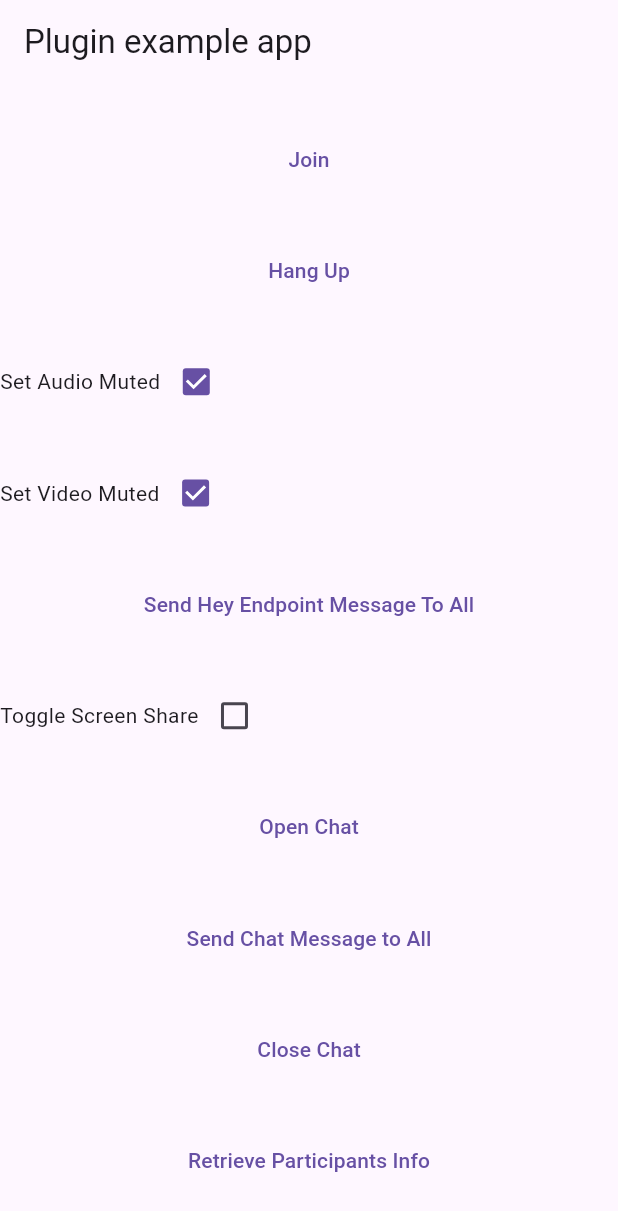
After one commit to girishmobile/jitsiMeet, a Flutter app: the screen it shows after launch, after a tap on "Join", on a phone screen of 412 x 824 dp. The commit adds this screen. Shown: the top 1211 px of the screen. Run offline on Flutter 3.47's test engine with Material 3 defaults, Android fonts, the phone set to English and light mode, and no system bars; our stand-ins replace permission_handler; missing offline and left inert: jitsi_meet_flutter_sdk.

```diff
--- /dev/null
+++ b/jistimeet/lib/joinScreen.dart
@@ -0,0 +1,254 @@
+import 'package:flutter/material.dart';
+
+import 'package:jitsi_meet_flutter_sdk/jitsi_meet_flutter_sdk.dart';
+
+
+class Joinscreen extends StatefulWidget {
+  const Joinscreen({super.key});
+
+  @override
+  State<Joinscreen> createState() => _MyAppState();
+}
+
+class _MyAppState extends State<Joinscreen> {
+  bool audioMuted = true;
+  bool videoMuted = true;
+  bool screenShareOn = false;
+  List<String> participants = [];
+  final _jitsiMeetPlugin = JitsiMeet();
+
+  join() async {
+    var options = JitsiMeetConferenceOptions(
+      room: "jitsiIsRedefineSolutions",
+      configOverrides: {
+        "startWithAudioMuted": true,
+        "startWithVideoMuted": true,
+
+        "disableModeratorIndicator": false,
+        "subject": "dsdsdsd",
+      },
+      featureFlags: {
+        FeatureFlags.addPeopleEnabled: true,
+        FeatureFlags.welcomePageEnabled: false,
+        FeatureFlags.preJoinPageEnabled: true,
+        FeatureFlags.unsafeRoomWarningEnabled: true,
+        FeatureFlags.resolution: FeatureFlagVideoResolutions.resolution720p,
+        FeatureFlags.audioFocusDisabled: true,
+        FeatureFlags.audioMuteButtonEnabled: true,
+        FeatureFlags.audioOnlyButtonEnabled: true,
+        FeatureFlags.calenderEnabled: true,
+        FeatureFlags.callIntegrationEnabled: true,
+        FeatureFlags.carModeEnabled: true,
+        FeatureFlags.closeCaptionsEnabled: true,
+        FeatureFlags.conferenceTimerEnabled: true,
+        FeatureFlags.chatEnabled: true,
+        FeatureFlags.filmstripEnabled: true,
+        FeatureFlags.fullScreenEnabled: true,
+        FeatureFlags.helpButtonEnabled: true,
+        FeatureFlags.inviteEnabled: true,
+        FeatureFlags.androidScreenSharingEnabled: true,
+        FeatureFlags.speakerStatsEnabled: true,
+        FeatureFlags.kickOutEnabled: true,
+        FeatureFlags.liveStreamingEnabled: true,
+        FeatureFlags.lobbyModeEnabled: true,
+        FeatureFlags.meetingNameEnabled: true,
+        FeatureFlags.meetingPasswordEnabled: true,
+        FeatureFlags.notificationEnabled: true,
+        FeatureFlags.overflowMenuEnabled: true,
+        FeatureFlags.pipEnabled: true,
+        FeatureFlags.pipWhileScreenSharingEnabled: true,
+        FeatureFlags.preJoinPageHideDisplayName: true,
+        FeatureFlags.raiseHandEnabled: true,
+        FeatureFlags.reactionsEnabled: true,
+        FeatureFlags.recordingEnabled: true,
+        FeatureFlags.replaceParticipant: true,
+        FeatureFlags.securityOptionEnabled: false,
+        FeatureFlags.serverUrlChangeEnabled: true,
+        FeatureFlags.settingsEnabled: true,
+        FeatureFlags.tileViewEnabled: true,
+        FeatureFlags.videoMuteEnabled: true,
+        FeatureFlags.videoShareEnabled: true,
+        FeatureFlags.toolboxEnabled: true,
+        FeatureFlags.iosRecordingEnabled: true,
+        FeatureFlags.iosScreenSharingEnabled: true,
+        FeatureFlags.toolboxAlwaysVisible: true,
+
+      },
+      userInfo: JitsiMeetUserInfo(
+          displayName: "Gabi",
+          email: "gabi.borlea.1@gmail.com",
+          avatar:
+          "https://avatars.githubusercontent.com/u/57035818?s=400&u=02572f10fe61bca6fc20426548f3920d53f79693&v=4"),
+    );
+
+    var listener = JitsiMeetEventListener(
+      conferenceJoined: (url) {
+        debugPrint("conferenceJoined: url: $url");
+      },
+      conferenceTerminated: (url, error) {
+        debugPrint("conferenceTerminated: url: $url, error: $error");
+      },
+      conferenceWillJoin: (url) {
+        debugPrint("conferenceWillJoin: url: $url");
+      },
+      participantJoined: (email, name, role, participantId) {
+        debugPrint(
+          "participantJoined: email: $email, name: $name, role: $role, "
+              "participantId: $participantId",
+        );
+        participants.add(participantId!);
+      },
+      participantLeft: (participantId) {
+        debugPrint("participantLeft: participantId: $participantId");
+      },
+      audioMutedChanged: (muted) {
+        debugPrint("audioMutedChanged: isMuted: $muted");
+      },
+      videoMutedChanged: (muted) {
+        debugPrint("videoMutedChanged: isMuted: $muted");
+      },
+      endpointTextMessageReceived: (senderId, message) {
+        debugPrint(
+            "endpointTextMessageReceived: senderId: $senderId, message: $message");
+      },
+      screenShareToggled: (participantId, sharing) {
+        debugPrint(
+          "screenShareToggled: participantId: $participantId, "
+              "isSharing: $sharing",
+        );
+      },
+      chatMessageReceived: (senderId, message, isPrivate, timestamp) {
+        debugPrint(
+          "chatMessageReceived: senderId: $senderId, message: $message, "
+              "isPrivate: $isPrivate, timestamp: $timestamp",
+        );
+      },
+      chatToggled: (isOpen) => debugPrint("chatToggled: isOpen: $isOpen"),
+      participantsInfoRetrieved: (participantsInfo) {
+        debugPrint(
+            "participantsInfoRetrieved: participantsInfo: $participantsInfo, ");
+      },
+      readyToClose: () {
+        debugPrint("readyToClose");
+      },
+    );
+    await _jitsiMeetPlugin.join(options, listener);
+  }
+
+  hangUp() async {
+    await _jitsiMeetPlugin.hangUp();
+  }
+
+  setAudioMuted(bool? muted) async {
+    var a = await _jitsiMeetPlugin.setAudioMuted(muted!);
+    debugPrint("$a");
+    setState(() {
+      audioMuted = muted;
+    });
+  }
+
+  setVideoMuted(bool? muted) async {
+    var a = await _jitsiMeetPlugin.setVideoMuted(muted!);
+    debugPrint("$a");
+    setState(() {
+      videoMuted = muted;
+    });
+  }
+
+  sendEndpointTextMessage() async {
+    var a = await _jitsiMeetPlugin.sendEndpointTextMessage(message: "HEY");
+    debugPrint("$a");
+
+    for (var p in participants) {
+      var b =
+      await _jitsiMeetPlugin.sendEndpointTextMessage(to: p, message: "HEY");
+      debugPrint("$b");
+    }
+  }
+
+  toggleScreenShare(bool? enabled) async {
+    await _jitsiMeetPlugin.toggleScreenShare(enabled!);
+
+    setState(() {
+      screenShareOn = enabled;
+    });
+  }
+
+  openChat() async {
+    await _jitsiMeetPlugin.openChat();
+  }
+
+  sendChatMessage() async {
+    var a = await _jitsiMeetPlugin.sendChatMessage(message: "HEY1");
+    debugPrint("$a");
+
+    for (var p in participants) {
+      a = await _jitsiMeetPlugin.sendChatMessage(to: p, message: "HEY2");
+      debugPrint("$a");
+    }
+  }
+
+  closeChat() async {
+    await _jitsiMeetPlugin.closeChat();
+  }
+
+  retrieveParticipantsInfo() async {
+    var a = await _jitsiMeetPlugin.retrieveParticipantsInfo();
+    debugPrint("$a");
+  }
+
+  @override
+  Widget build(BuildContext context) {
+    return MaterialApp(
+      home: Scaffold(
+          appBar: AppBar(
+            title: const Text('Plugin example app'),
+          ),
+          body: Center(
+            child: Column(
+                mainAxisAlignment: MainAxisAlignment.spaceEvenly,
+                children: <Widget>[
+                  TextButton(
+                    onPressed: join,
+                    child: const Text("Join"),
+                  ),
+                  TextButton(onPressed: hangUp, child: const Text("Hang Up")),
+                  Row(children: [
+                    const Text("Set Audio Muted"),
+                    Checkbox(
+                      value: audioMuted,
+                      onChanged: setAudioMuted,
+                    ),
+                  ]),
+                  Row(children: [
+                    const Text("Set Video Muted"),
+                    Checkbox(
+                      value: videoMuted,
+                      onChanged: setVideoMuted,
+                    ),
+                  ]),
+                  TextButton(
+                      onPressed: sendEndpointTextMessage,
+                      child: const Text("Send Hey Endpoint Message To All")),
+                  Row(children: [
+                    const Text("Toggle Screen Share"),
+                    Checkbox(
+                      value: screenShareOn,
+                      onChanged: toggleScreenShare,
+                    ),
+                  ]),
+                  TextButton(
+                      onPressed: openChat, child: const Text("Open Chat")),
+                  TextButton(
+                      onPressed: sendChatMessage,
+                      child: const Text("Send Chat Message to All")),
+                  TextButton(
+                      onPressed: closeChat, child: const Text("Close Chat")),
+                  TextButton(
+                      onPressed: retrieveParticipantsInfo,
+                      child: const Text("Retrieve Participants Info")),
+                ]),
+          )),
+    );
+  }
+}
--- a/jistimeet/lib/main.dart
+++ b/jistimeet/lib/main.dart
@@ -7,6 +7,8 @@ import 'package:jistimeet/provider/ThemeProvider.dart';
 import 'package:jistimeet/provider/meeting_provider.dart';
 
 import 'package:provider/provider.dart';
+
+import 'joinScreen.dart';
 
 void main() {
   runApp(const MyApp());
@@ -31,7 +33,7 @@ class MyApp extends StatelessWidget {
               darkTheme: darkMode,
 
               //theme: ThemeData.light(),
-              home:const SplashScreen() ,
+              home:const Joinscreen() ,
             );
           }
       ),
--- a/jistimeet/lib/page/dashboard_screen.dart
+++ b/jistimeet/lib/page/dashboard_screen.dart
@@ -82,10 +82,11 @@ class DashboardScreen extends StatelessWidget {
                         top: five),
                     commonText(top: fifteen, text: roomName),
                     commonTextFiled(
+                        hint: enterRoomName,
                         onChanged: (value) {
                           provider.setRoomName = value;
                         },
-                        hint: enterRoomName,
+
                         validator: (value) {
                           if (value == null || value.isEmpty) {
                             return pleaseEnterRoomName;
```
Also changed, not shown: jistimeet/lib/core/validation/validation_util.dart (added, +40 -0 lines), jistimeet/lib/provider/meeting_provider.dart (+8 -2 lines), jistimeet/lib/demo.dart (added), 1 other file.
